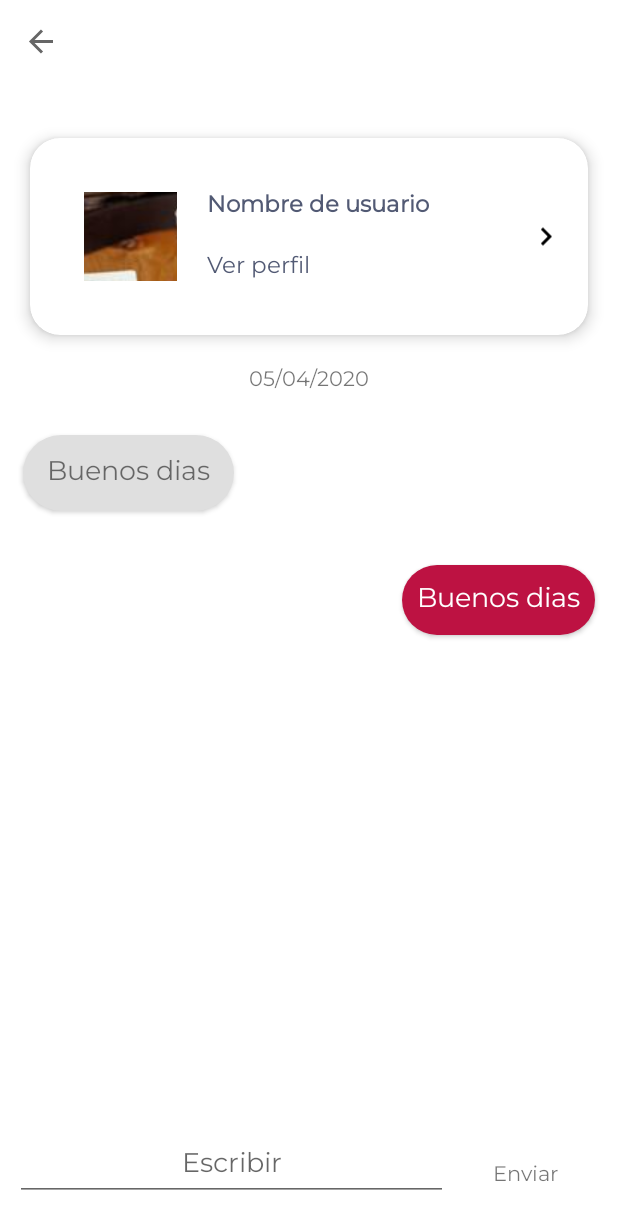
After one commit to VenceAlVirus/NoEstasSolo, an Android app: the ChatFragment screen opened through its navigation route, on a phone screen of 412 x 824 dp. The commit adds this screen. Shown: the top 1229 px of the screen. Run offline under Robolectric (Android 15) with nearby library versions, the phone set to English and light mode, and no system bars; our stand-ins replace navigation-ui.

Commit message:
07-mensajes
created chat and messages fragments and basic components of each to visualize.

```diff
--- /dev/null
+++ b/app/src/main/java/com/talentoMobile/noEstasSolo/features/chat/views/fragments/ChatFragment.kt
@@ -0,0 +1,9 @@
+package com.talentoMobile.noEstasSolo.features.chat.views.fragments
+
+import com.talentoMobile.noEstasSolo.R
+import com.talentoMobile.noEstasSolo.core.platform.BaseFragment
+
+class ChatFragment : BaseFragment(){
+    override fun layoutId() = R.layout.fragment_chat
+
+}
--- /dev/null
+++ b/app/src/main/java/com/talentoMobile/noEstasSolo/features/messages/views/fragments/MessagesFragment.kt
@@ -0,0 +1,20 @@
+package com.talentoMobile.noEstasSolo.features.messages.views.fragments
+
+import android.os.Bundle
+import android.view.View
+import androidx.navigation.findNavController
+import com.talentoMobile.noEstasSolo.R
+import com.talentoMobile.noEstasSolo.core.platform.BaseFragment
+import kotlinx.android.synthetic.main.fragment_news.*
+
+class MessagesFragment : BaseFragment() {
+    override fun layoutId(): Int = R.layout.fragment_messages
+
+    override fun onViewCreated(view: View, savedInstanceState: Bundle?) {
+        super.onViewCreated(view, savedInstanceState)
+
+        item.setOnClickListener {
+            view.findNavController().navigate(R.id.action_messagesFragment_to_messageChatFragment)
+        }
+    }
+}
--- /dev/null
+++ b/app/src/main/res/drawable/ic_send.xml
@@ -0,0 +1,10 @@
+<?xml version="1.0" encoding="utf-8"?>
+<vector xmlns:android="http://schemas.android.com/apk/res/android"
+    android:width="20dp"
+    android:height="20dp"
+    android:viewportWidth="24.0"
+    android:viewportHeight="24.0">
+    <path
+        android:fillColor="#646262"
+        android:pathData="M2.01,21L23,12 2.01,3 2,10l15,2 -15,2z"/>
+</vector>
--- /dev/null
+++ b/app/src/main/res/drawable/message_bubble.xml
@@ -0,0 +1,6 @@
+<?xml version="1.0" encoding="utf-8"?>
+<shape xmlns:android="http://schemas.android.com/apk/res/android"
+    android:shape="rectangle">
+    <solid android:color="@color/colorPrimary" />
+    <corners android:radius="25dp" />
+</shape>
--- /dev/null
+++ b/app/src/main/res/layout/fragment_chat.xml
@@ -0,0 +1,84 @@
+<?xml version="1.0" encoding="utf-8"?>
+<androidx.constraintlayout.widget.ConstraintLayout xmlns:android="http://schemas.android.com/apk/res/android"
+    xmlns:app="http://schemas.android.com/apk/res-auto"
+    android:layout_width="match_parent"
+    android:layout_height="match_parent"
+    android:clipToPadding="false"
+    android:focusableInTouchMode="true"
+    android:orientation="vertical">
+
+    <include
+        android:id="@+id/item"
+        layout="@layout/item_new_row_simple"
+        android:layout_width="match_parent"
+        android:layout_height="wrap_content"
+        android:layout_marginTop="16dp"
+        app:layout_constraintTop_toTopOf="parent" />
+
+
+    <TextView
+        android:id="@+id/date"
+        android:layout_width="wrap_content"
+        android:layout_height="wrap_content"
+        android:text="05/04/2020"
+        app:layout_constraintEnd_toEndOf="parent"
+        app:layout_constraintStart_toStartOf="parent"
+        app:layout_constraintTop_toBottomOf="@id/item" />
+
+
+    <include
+        android:id="@+id/itemReceive"
+        layout="@layout/item_message_receive"
+        android:layout_width="match_parent"
+        android:layout_height="wrap_content"
+        android:layout_marginTop="16dp"
+        app:layout_constraintTop_toBottomOf="@+id/date" />
+
+
+    <include
+        android:id="@+id/itemSent"
+        layout="@layout/item_message_sent"
+        android:layout_width="match_parent"
+        android:layout_height="wrap_content"
+        android:layout_marginTop="16dp"
+        app:layout_constraintTop_toBottomOf="@id/itemReceive" />
+
+
+    <!--    <androidx.recyclerview.widget.RecyclerView
+            android:id="@+id/messages_view"
+            android:layout_width="match_parent"
+            android:layout_height="0dp"
+            android:divider="#fff"
+            app:layout_constraintBottom_toTopOf="@+id/msgFld"
+            app:layout_constraintTop_toTopOf="parent" />-->
+
+    <LinearLayout
+        android:id="@+id/msgFld"
+        android:layout_width="match_parent"
+        android:layout_height="wrap_content"
+        android:background="#fff"
+        android:orientation="horizontal"
+        android:padding="10dp"
+        app:layout_constraintBottom_toBottomOf="parent">
+
+        <EditText
+            android:id="@+id/editText"
+            android:layout_width="0dp"
+            android:layout_height="wrap_content"
+            android:layout_weight="2"
+            android:gravity="center"
+            android:hint="Escribir"
+            android:inputType="text"
+            android:paddingHorizontal="10dp"
+            android:text="" />
+
+        <TextView
+            android:layout_width="wrap_content"
+            android:layout_height="wrap_content"
+            android:layout_gravity="center"
+            android:layout_marginHorizontal="10dp"
+            android:padding="20dp"
+            android:scaleType="fitCenter"
+            android:text="Enviar" />
+    </LinearLayout>
+</androidx.constraintlayout.widget.ConstraintLayout>
--- /dev/null
+++ b/app/src/main/res/layout/fragment_messages.xml
@@ -0,0 +1,85 @@
+<?xml version="1.0" encoding="utf-8"?>
+<androidx.constraintlayout.widget.ConstraintLayout xmlns:android="http://schemas.android.com/apk/res/android"
+    xmlns:app="http://schemas.android.com/apk/res-auto"
+    android:layout_width="match_parent"
+    android:layout_height="match_parent">
+
+    <androidx.constraintlayout.widget.ConstraintLayout
+        android:id="@+id/clTitle"
+        android:layout_width="match_parent"
+        android:layout_height="50dp"
+        app:layout_constraintTop_toTopOf="parent">
+
+        <TextView
+            style="@style/text.text_gray"
+            android:layout_width="match_parent"
+            android:layout_height="match_parent"
+            android:gravity="center"
+            android:text="Te ofrecemos noticias contrastadas" />
+    </androidx.constraintlayout.widget.ConstraintLayout>
+
+    <androidx.constraintlayout.widget.ConstraintLayout
+        android:id="@+id/clNewsList"
+        style="@style/GlobalMargin"
+        android:layout_width="match_parent"
+        android:layout_height="0dp"
+        android:layout_marginTop="16dp"
+        android:animateLayoutChanges="true"
+        app:layout_constraintBottom_toBottomOf="parent"
+        app:layout_constraintTop_toBottomOf="@id/clTitle">
+
+        <com.google.android.material.textfield.TextInputLayout
+            android:id="@+id/tilFilter"
+            style="@style/Widget.MaterialComponents.TextInputLayout.OutlinedBox"
+            android:layout_width="0dp"
+            android:layout_height="wrap_content"
+            app:layout_constraintLeft_toLeftOf="parent"
+            app:layout_constraintRight_toLeftOf="@id/btnCancel"
+            app:layout_constraintTop_toTopOf="parent"
+            app:startIconDrawable="@drawable/ic_search">
+
+            <com.google.android.material.textfield.TextInputEditText
+                android:id="@+id/etSearch"
+                android:layout_width="match_parent"
+                android:layout_height="match_parent"
+                android:fontFamily="@font/montserrat"
+                android:hint="Buscar"
+                android:imeOptions="actionDone" />
+        </com.google.android.material.textfield.TextInputLayout>
+
+        <TextView
+            android:id="@+id/btnCancel"
+            style="@style/text.text_gray"
+            android:layout_width="wrap_content"
+            android:layout_height="0dp"
+            android:layout_margin="5dp"
+            android:gravity="center"
+            android:text="Cancelar"
+            android:visibility="gone"
+            app:layout_constraintBottom_toBottomOf="@id/tilFilter"
+            app:layout_constraintLeft_toRightOf="@id/tilFilter"
+            app:layout_constraintRight_toRightOf="parent"
+            app:layout_constraintTop_toTopOf="@id/tilFilter" />
+
+
+        <include
+            android:id="@+id/item"
+            layout="@layout/item_new_row"
+            android:layout_width="match_parent"
+            android:layout_height="wrap_content"
+            android:layout_marginTop="16dp"
+            app:layout_constraintTop_toBottomOf="@id/tilFilter" />
+
+        <!--
+        <androidx.recyclerview.widget.RecyclerView
+            android:id="@+id/rvNews"
+            android:layout_width="match_parent"
+            android:layout_height="0dp"
+            android:layout_marginTop="16dp"
+            app:layout_constraintBottom_toBottomOf="parent"
+            app:layout_constraintTop_toBottomOf="@id/tilFilter" />
+
+        -->
+    </androidx.constraintlayout.widget.ConstraintLayout>
+
+</androidx.constraintlayout.widget.ConstraintLayout>
--- /dev/null
+++ b/app/src/main/res/layout/item_message_receive.xml
@@ -0,0 +1,25 @@
+<?xml version="1.0" encoding="utf-8"?>
+<androidx.constraintlayout.widget.ConstraintLayout xmlns:android="http://schemas.android.com/apk/res/android"
+    xmlns:app="http://schemas.android.com/apk/res-auto"
+    android:layout_width="match_parent"
+    android:layout_height="wrap_content"
+    android:clipToPadding="false"
+    android:paddingVertical="10dp"
+    android:paddingStart="15dp"
+    android:paddingEnd="60dp">
+
+
+    <TextView
+        android:id="@+id/message_body"
+        android:layout_width="wrap_content"
+        android:layout_height="wrap_content"
+        android:background="@drawable/message_bubble"
+        android:backgroundTint="@color/gray"
+        android:elevation="2dp"
+        android:paddingHorizontal="16dp"
+        android:paddingVertical="12dp"
+        android:text="Buenos dias"
+        android:textSize="18sp"
+        app:layout_constraintStart_toStartOf="parent"
+        app:layout_constraintTop_toTopOf="parent" />
+</androidx.constraintlayout.widget.ConstraintLayout>
--- /dev/null
+++ b/app/src/main/res/layout/item_message_sent.xml
@@ -0,0 +1,22 @@
+<?xml version="1.0" encoding="utf-8"?>
+<RelativeLayout xmlns:android="http://schemas.android.com/apk/res/android"
+    android:layout_width="match_parent"
+    android:layout_height="wrap_content"
+    android:clipToPadding="false"
+    android:paddingVertical="10dp"
+    android:paddingStart="60dp"
+    android:paddingEnd="15dp">
+
+    <TextView
+        android:id="@+id/message_body"
+        android:layout_width="wrap_content"
+        android:layout_height="wrap_content"
+        android:layout_alignParentEnd="true"
+        android:background="@drawable/message_bubble"
+        android:elevation="2dp"
+        android:padding="10dp"
+        android:text="Buenos dias"
+        android:textColor="#fff"
+        android:textSize="18sp" />
+
+</RelativeLayout>
--- /dev/null
+++ b/app/src/main/res/layout/item_new_row_simple.xml
@@ -0,0 +1,83 @@
+<?xml version="1.0" encoding="utf-8"?>
+<androidx.constraintlayout.widget.ConstraintLayout xmlns:android="http://schemas.android.com/apk/res/android"
+    xmlns:app="http://schemas.android.com/apk/res-auto"
+    android:layout_width="match_parent"
+    android:layout_height="200dp">
+
+    <com.google.android.material.card.MaterialCardView
+        android:id="@+id/cvNew"
+        style="@style/Widget.MaterialComponents.CardView"
+        android:layout_width="match_parent"
+        android:layout_height="131dp"
+        android:layout_margin="20dp"
+        android:elevation="6dp"
+        app:cardCornerRadius="20dp"
+        app:cardElevation="6dp"
+        app:layout_constraintBottom_toBottomOf="parent"
+        app:layout_constraintTop_toTopOf="parent">
+
+        <androidx.constraintlayout.widget.ConstraintLayout
+            android:id="@+id/clAdded"
+            style="@style/GlobalMargin"
+            android:layout_width="match_parent"
+            android:layout_height="match_parent"
+            android:layout_marginTop="16dp"
+            android:layout_marginBottom="16dp">
+
+            <ImageView
+                android:id="@+id/ivNew"
+                style="@style/autoAdjustImageView"
+                android:layout_width="0dp"
+                android:layout_height="match_parent"
+                android:layout_margin="20dp"
+                android:src="@drawable/new_banner"
+                app:layout_constraintLeft_toLeftOf="parent"
+                app:layout_constraintRight_toLeftOf="@id/gl3v"
+                app:layout_constraintTop_toTopOf="parent" />
+
+
+            <TextView
+                android:id="@+id/tvTitle"
+                style="@style/text.text_gray.blod"
+                android:layout_width="0dp"
+                android:layout_height="wrap_content"
+                android:ellipsize="end"
+                android:maxLines="1"
+                android:text="Nombre de usuario"
+                app:layout_constraintBottom_toTopOf="@id/tvSubtitle"
+                app:layout_constraintLeft_toRightOf="@id/gl3v"
+                app:layout_constraintRight_toLeftOf="@id/ivChevron"
+                app:layout_constraintTop_toTopOf="parent" />
+
+            <TextView
+                android:id="@+id/tvSubtitle"
+                style="@style/text.text_gray"
+                android:layout_width="0dp"
+                android:layout_height="wrap_content"
+                android:drawablePadding="16dp"
+                android:text="Ver perfil"
+                app:layout_constraintBottom_toBottomOf="parent"
+                app:layout_constraintLeft_toRightOf="@id/gl3v"
+                app:layout_constraintRight_toLeftOf="@id/ivChevron"
+                app:layout_constraintTop_toBottomOf="@id/tvTitle" />
+
+
+            <ImageView
+                android:id="@+id/ivChevron"
+                android:layout_width="wrap_content"
+                android:layout_height="match_parent"
+                android:src="@drawable/ic_chevron_right"
+                app:layout_constraintBottom_toBottomOf="parent"
+                app:layout_constraintRight_toRightOf="parent"
+                app:layout_constraintTop_toTopOf="parent" />
+
+            <androidx.constraintlayout.widget.Guideline
+                android:id="@+id/gl3v"
+                android:layout_width="match_parent"
+                android:layout_height="match_parent"
+                android:orientation="vertical"
+                app:layout_constraintGuide_percent=".3" />
+        </androidx.constraintlayout.widget.ConstraintLayout>
+    </com.google.android.material.card.MaterialCardView>
+
+</androidx.constraintlayout.widget.ConstraintLayout>
--- a/app/src/main/res/navigation/main_navigation.xml
+++ b/app/src/main/res/navigation/main_navigation.xml
@@ -4,7 +4,7 @@
     xmlns:app="http://schemas.android.com/apk/res-auto"
     xmlns:tools="http://schemas.android.com/tools"
     android:id="@+id/main_navigation"
-    app:startDestination="@id/newsFragment">
+    app:startDestination="@id/messagesFragment">
 
     <fragment
         android:id="@+id/newsFragment"
@@ -22,4 +22,24 @@
         android:label="NewFragment"
         android:name="com.talentoMobile.noEstasSolo.features.news.views.NewDetailFragment"
         tools:layout="@layout/fragment_new_detail"/>
+
+    <fragment
+        android:id="@+id/messagesFragment"
+        android:label="MessagesFragment"
+        android:name="com.talentoMobile.noEstasSolo.features.messages.views.fragments.MessagesFragment"
+        tools:layout="@layout/fragment_messages">
+
+        <action
+            android:id="@+id/action_messagesFragment_to_messageChatFragment"
+            app:destination="@id/chatFragment" />
+    </fragment>
+
+
+    <fragment
+        android:id="@+id/chatFragment"
+        android:label="ChatFragment"
+        android:name="com.talentoMobile.noEstasSolo.features.chat.views.fragments.ChatFragment"
+        tools:layout="@layout/fragment_chat"/>
+
+
 </navigation>
```
